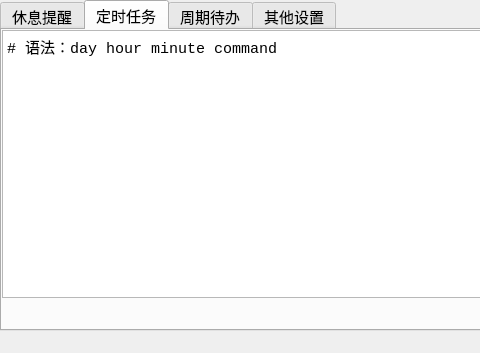
This is main.ui in songquanpeng/personal-assistant as Qt 5 draws it before an edit; both pictures show x 0 to 480 and y 0 to 353 of the 711 by 353 pixel window. The edited form follows.
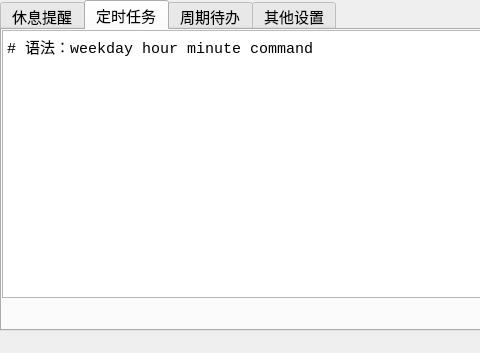
This is the edited form. The open tabs and pages were chosen to show the change.

Patch:
```diff
--- a/main.ui
+++ b/main.ui
@@ -282,7 +282,7 @@
 font-family: &quot;Consolas&quot;, &quot;Microsoft YaHei&quot;;</string>
           </property>
           <property name="plainText">
-           <string># 语法：day hour minute command
+           <string># 语法：weekday hour minute command
 </string>
           </property>
          </widget>
```
Left out of the diff: 7 changed lines with no effect on the pictures.
